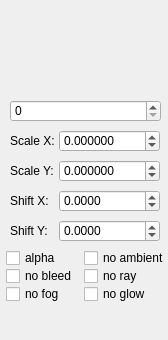
Old version of the form editor/wdgsurfaceedit.ui in the repository Marzac/die.
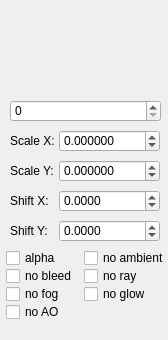
New version of the form. Custom widgets are drawn as their Qt base class.

Diff of the .ui file:
```diff
--- a/editor/wdgsurfaceedit.ui
+++ b/editor/wdgsurfaceedit.ui
@@ -275,6 +275,22 @@
     <string>no fog</string>
    </property>
   </widget>
+  <widget class="QCheckBox" name="checkNoAO">
+   <property name="geometry">
+    <rect>
+     <x>6</x>
+     <y>302</y>
+     <width>78</width>
+     <height>20</height>
+    </rect>
+   </property>
+   <property name="toolTip">
+    <string>No ambient occlusion: no darkening near the edges</string>
+   </property>
+   <property name="text">
+    <string>no AO</string>
+   </property>
+  </widget>
  </widget>
  <customwidgets>
   <customwidget>
```
